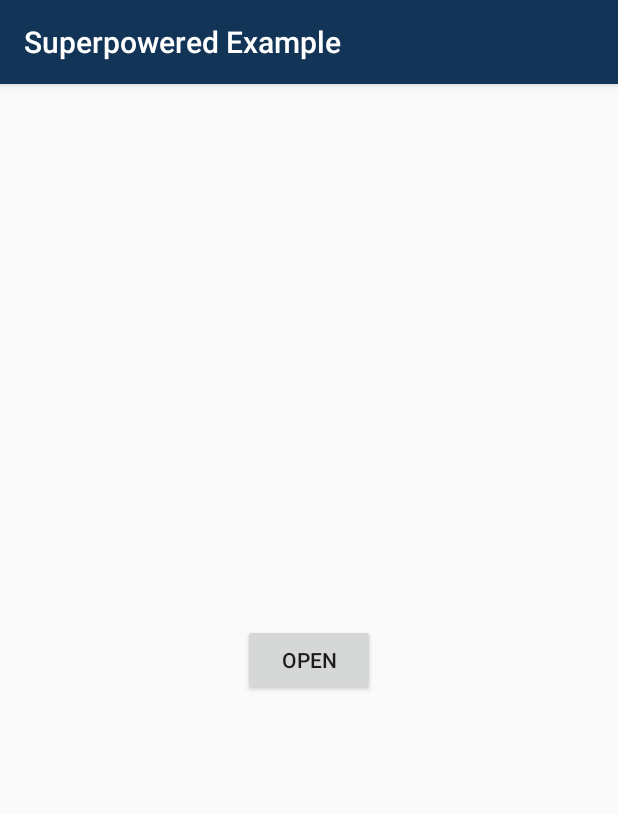
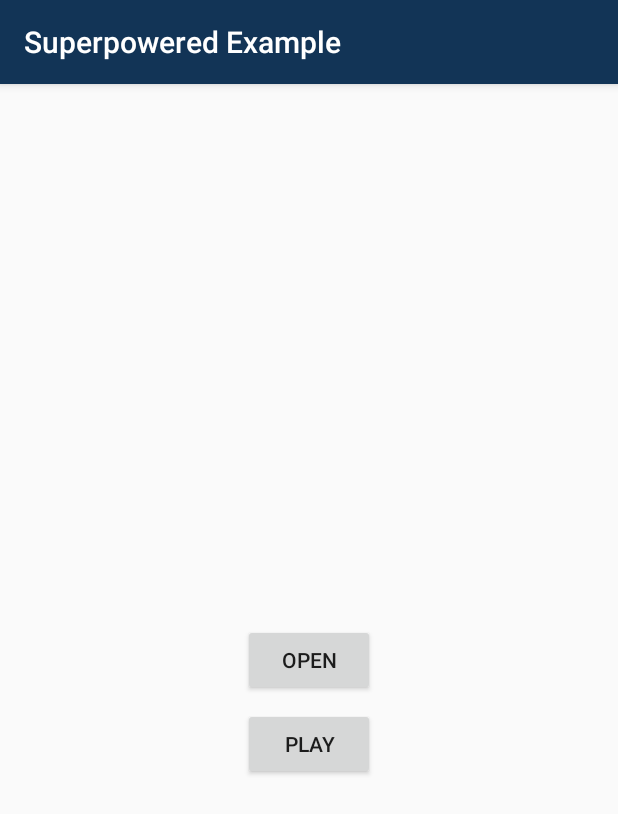
Before and after one commit to Skylesser/superpowered-example, an Android app: the screen it shows after launch (MainActivity), after a tap on "OPEN", on a phone screen of 412 x 824 dp. Shown: the top 814 px of the screen. Run offline under Robolectric (Android 15) with nearby library versions, the light colour scheme and no system bars; 3 statements that could not run were skipped.

Commit message:
Open button loads 2 songs at the same time, and play starts first player, that starts second player after 5 seconds

```diff
--- a/app/src/main/java/com/superpowered/superpoweredexample/MainActivity.java
+++ b/app/src/main/java/com/superpowered/superpoweredexample/MainActivity.java
@@ -34,8 +34,17 @@ public class MainActivity extends AppCompatActivity
 	{
 		if (player != null)
 		{
-			Log.w("SuperPoweredExample", "open test start...");
-			player.openPlay();
+			Log.w("SuperPoweredExample", "open");
+			player.openMp3();
+		}
+	}
+
+	public void onClickPlay(View view)
+	{
+		if (player != null)
+		{
+			Log.w("SuperPoweredExample", "play");
+			player.playMp3();
 		}
 	}
 
--- a/app/src/main/java/com/superpowered/superpoweredexample/SuperPoweredPlayer.java
+++ b/app/src/main/java/com/superpowered/superpoweredexample/SuperPoweredPlayer.java
@@ -40,7 +40,7 @@ class SuperPoweredPlayer
 		}
 		if (buffersizeString == null)
 		{
-			buffersizeString = "512";
+			buffersizeString = "256";
 		}
 		int sampleRate = Integer.parseInt(samplerateString);
 		int bufferSize = Integer.parseInt(buffersizeString);
@@ -57,12 +57,18 @@ class SuperPoweredPlayer
 		SuperpoweredExample(sampleRate, bufferSize, URL_A, URL_B, URL_C, repertoire.getAbsolutePath());
 	}
 
-	void openPlay()
+	void openMp3()
 	{
 		open();
 	}
 
+	void playMp3()
+	{
+		play();
+	}
+
 	private native void SuperpoweredExample(int samplerate, int buffersize, String urlA, String urlB, String urlC, String localPath);
 	private native void open();
+	private native void play();
 
 }
--- a/app/src/main/res/layout/activity_main.xml
+++ b/app/src/main/res/layout/activity_main.xml
@@ -19,4 +19,15 @@
 		app:layout_constraintRight_toRightOf="parent"
 		app:layout_constraintTop_toTopOf="parent"/>
 
+	<Button
+		android:id="@+id/play"
+		android:layout_width="wrap_content"
+		android:layout_height="wrap_content"
+		android:layout_margin="8dp"
+		android:onClick="onClickPlay"
+		android:text="PLAY"
+		app:layout_constraintTop_toBottomOf="@id/open"
+		app:layout_constraintLeft_toLeftOf="parent"
+		app:layout_constraintRight_toRightOf="parent" />
+
 </android.support.constraint.ConstraintLayout>
```
Also changed, not shown: 2 other files.
